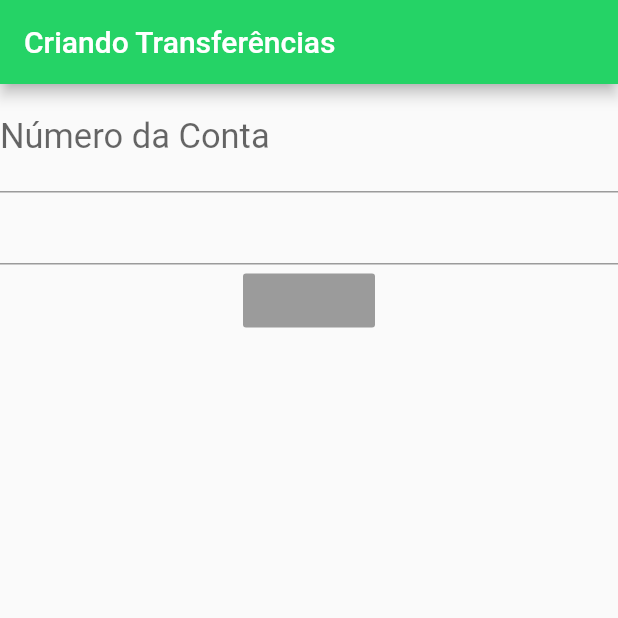
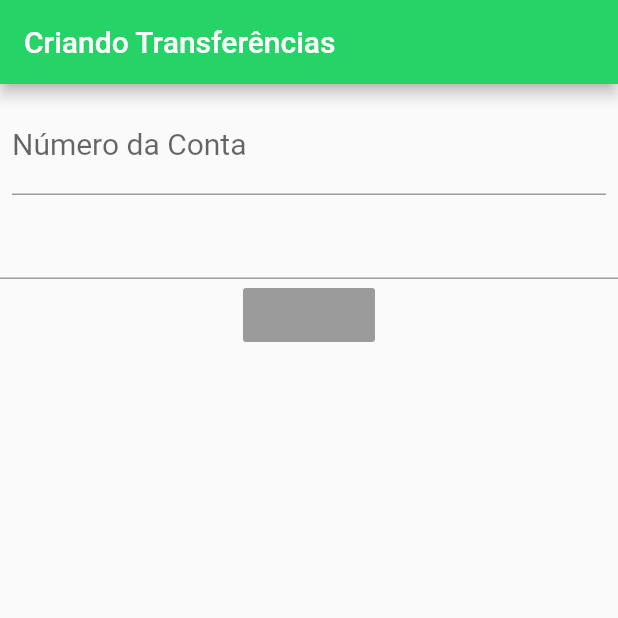
Before and after one commit to henriqdsvlima/flutter_bytebank, a Flutter app: the screen it shows after launch, on a phone screen of 412 x 824 dp, the top half of it. Run offline on Flutter 3.47's test engine with Material 2 defaults, Android fonts, the phone set to English and light mode, and no system bars.

```diff
--- a/lib/main.dart
+++ b/lib/main.dart
@@ -72,14 +72,17 @@ class TransferForm extends StatelessWidget {
         ),
         body: Column(
           children: <Widget>[
-            TextField(
+            Padding(
+              padding: const EdgeInsets.all(8.0),
+              child: TextField(
                 style: TextStyle(
-                fontSize: 23.0,
+                  fontSize: 20.0,
                 ), //TextStyle
                 decoration: InputDecoration(
                   labelText: 'Número da Conta',
                   hintText: '0000',
                 ), //Inputdecoration
+              ),
             ), //TextField
             TextField(),
             RaisedButton()
```
Lines whose indentation alone changed are shown as unchanged.
